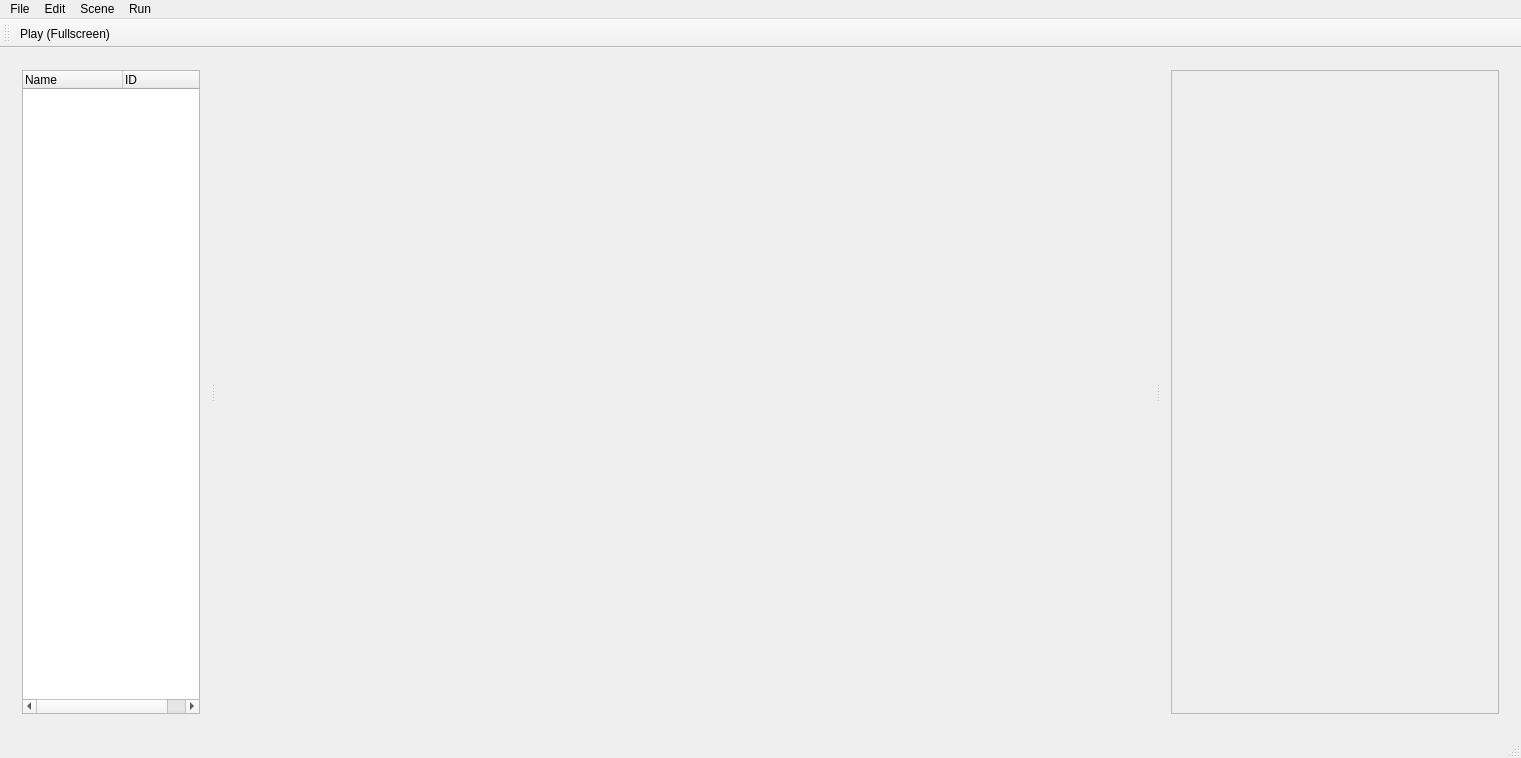
The window that src/mainwindow.ui (NotBjoggisAtAll/Tomato-Engine) describes before a commit, drawn with Qt 5.
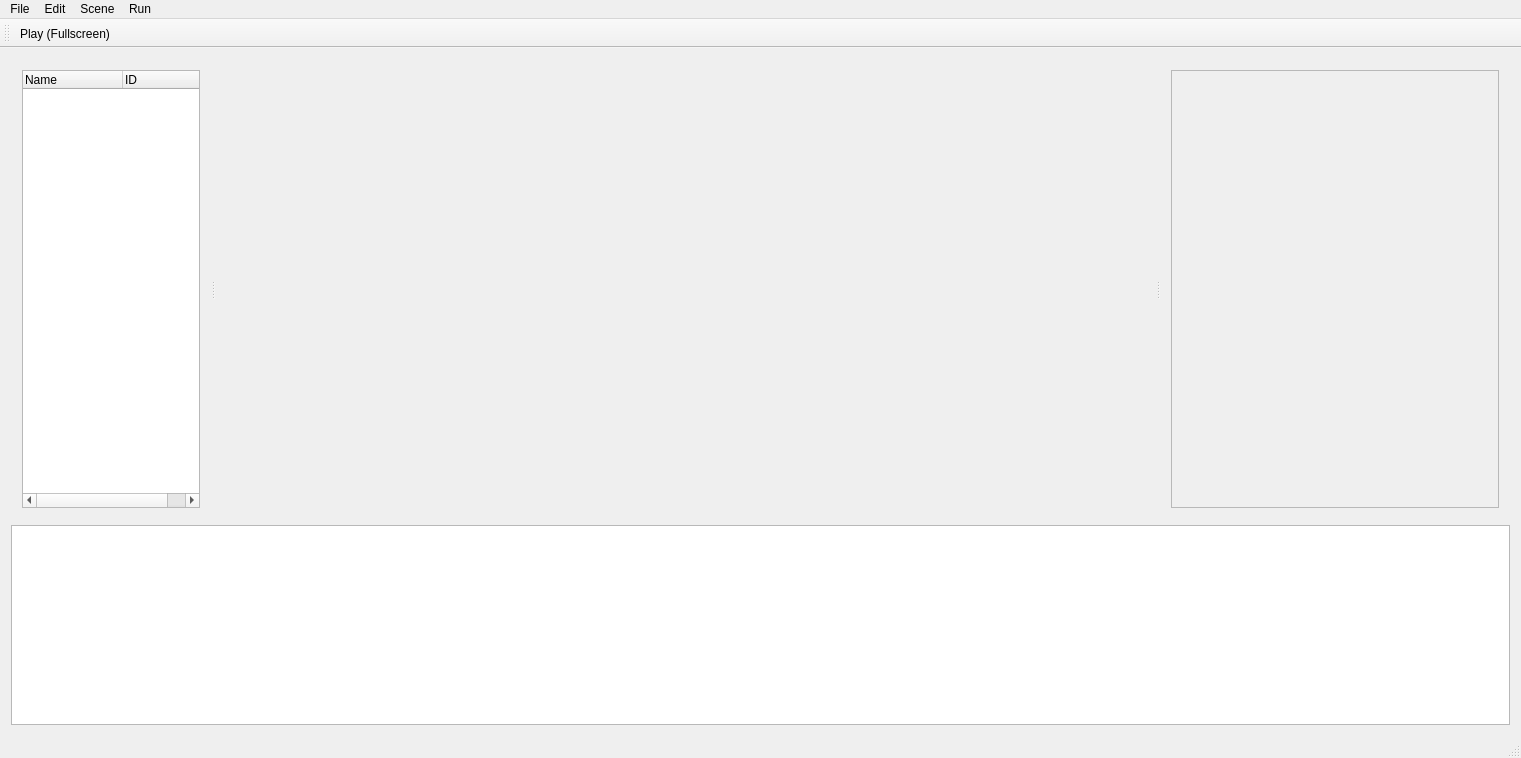
The same window after the commit.

Commit message: Added a simple logger to the UI

What changed in the file:
```diff
--- a/src/mainwindow.ui
+++ b/src/mainwindow.ui
@@ -19,6 +19,8 @@
    </property>
    <layout class="QHBoxLayout" name="horizontalLayout">
     <item>
+     <layout class="QVBoxLayout" name="verticalLayout">
+      <item>
      <widget class="QSplitter" name="splitter">
       <property name="orientation">
        <enum>Qt::Horizontal</enum>
@@ -85,7 +87,7 @@
              <x>0</x>
              <y>0</y>
              <width>330</width>
-             <height>650</height>
+               <height>448</height>
             </rect>
            </property>
           </widget>
@@ -95,6 +97,21 @@
       </widget>
      </widget>
     </item>
+      <item>
+       <widget class="QPlainTextEdit" name="LogOutput">
+        <property name="maximumSize">
+         <size>
+          <width>16777215</width>
+          <height>200</height>
+         </size>
+        </property>
+        <property name="focusPolicy">
+         <enum>Qt::NoFocus</enum>
+        </property>
+       </widget>
+      </item>
+     </layout>
+    </item>
    </layout>
   </widget>
   <widget class="QMenuBar" name="menuBar">
```
Left out of the diff: 2 changed lines with no effect on the pictures. Lines whose indentation alone changed are shown as unchanged. The commit also changes 6 other files.
